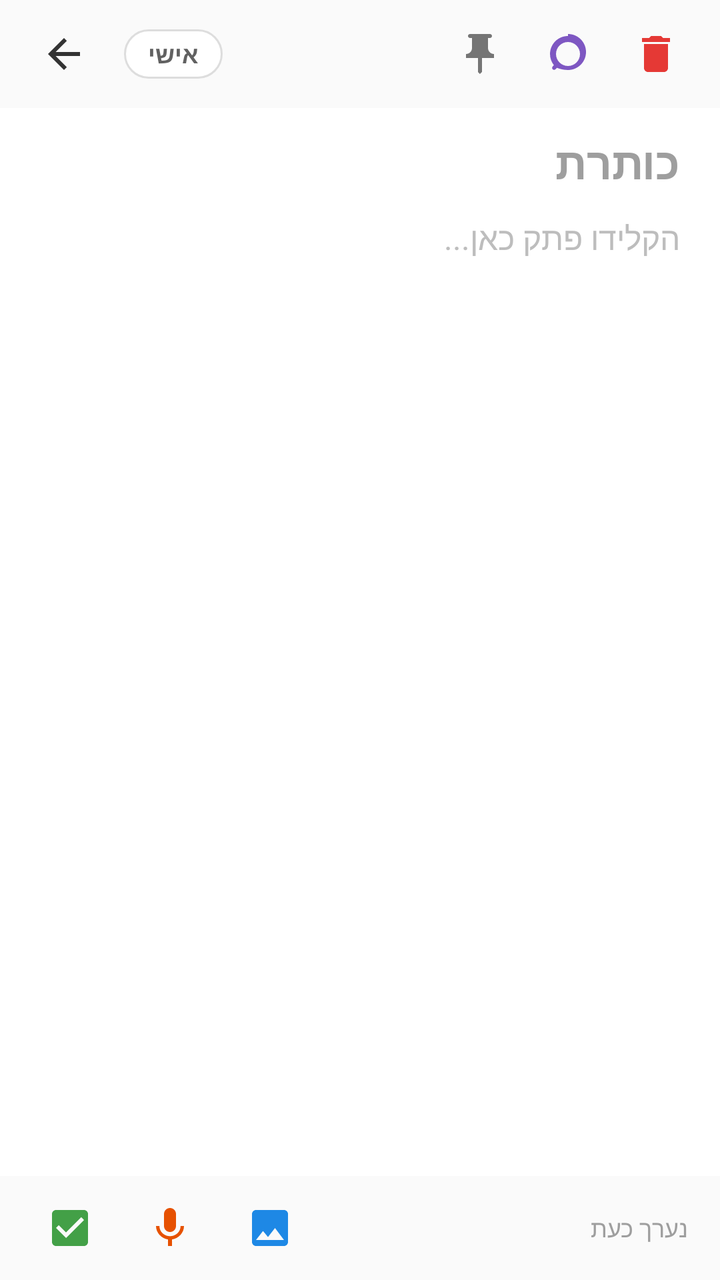
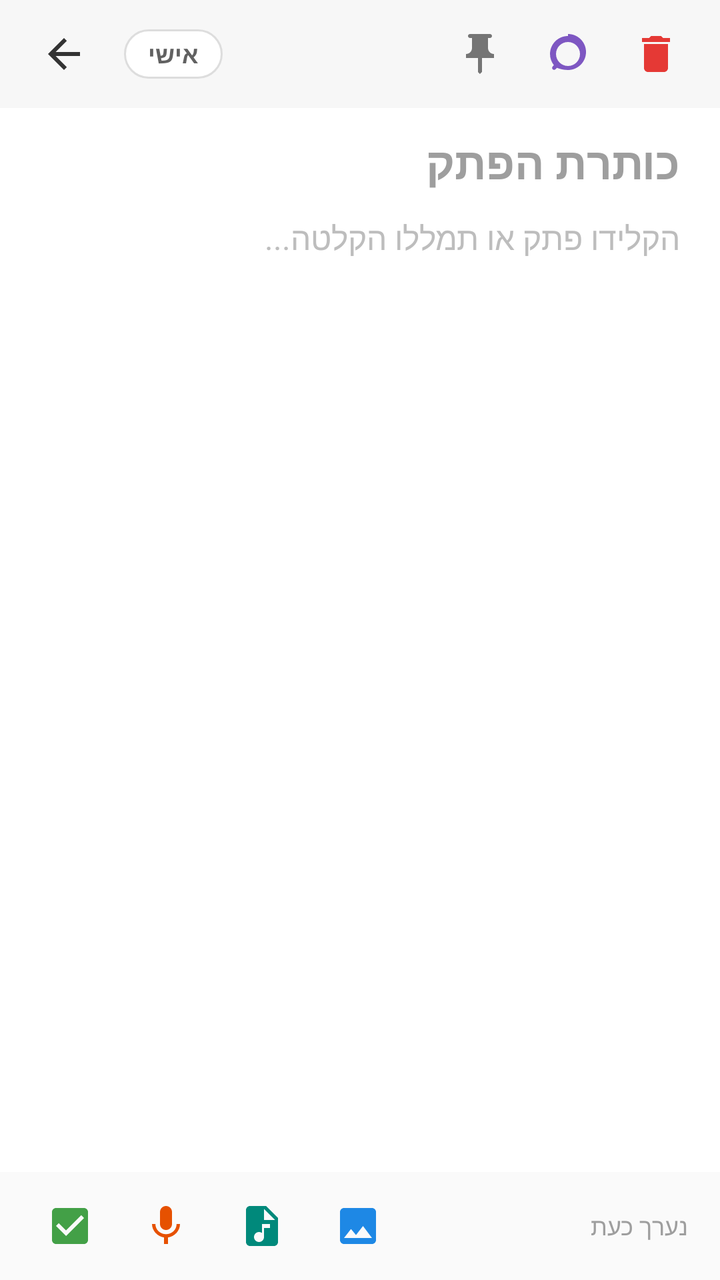

An Android layout rendered at two revisions. The XML below is the earlier revision; the diff shows what the commit changed to produce the second picture.
<!-- AndroidManifest.xml: application theme android:Theme.Material.Light.NoActionBar -->
<!-- res/layout/activity_note_edit.xml -->
<RelativeLayout xmlns:android="http://schemas.android.com/apk/res/android"
    android:id="@+id/edit_root_layout"
    android:layout_width="match_parent"
    android:layout_height="match_parent"
    android:background="@color/note_color_white">

    
    <LinearLayout
        android:id="@+id/edit_top_bar"
        android:layout_width="match_parent"
        android:layout_height="54dp"
        android:background="#05000000"
        android:gravity="center_vertical"
        android:orientation="horizontal"
        android:paddingStart="12dp"
        android:paddingEnd="12dp">

        <ImageView
            android:id="@+id/btn_back"
            android:layout_width="40dp"
            android:layout_height="40dp"
            android:background="?android:attr/selectableItemBackgroundBorderless"
            android:contentDescription="חזרה"
            android:padding="8dp"
            android:src="@drawable/ic_back" />

        <TextView
            android:id="@+id/tv_folder_badge"
            android:layout_width="wrap_content"
            android:layout_height="wrap_content"
            android:layout_marginStart="10dp"
            android:background="@drawable/bg_chip_normal"
            android:paddingStart="12dp"
            android:paddingTop="4dp"
            android:paddingEnd="12dp"
            android:paddingBottom="4dp"
            android:text="@string/folder_personal"
            android:textColor="#616161"
            android:textSize="12sp"
            android:textStyle="bold" />

        <View
            android:layout_width="0dp"
            android:layout_height="match_parent"
            android:layout_weight="1" />

        <ImageView
            android:id="@+id/btn_pin_note"
            android:layout_width="40dp"
            android:layout_height="40dp"
            android:background="?android:attr/selectableItemBackgroundBorderless"
            android:contentDescription="@string/pin"
            android:padding="8dp"
            android:src="@drawable/ic_pin" />

        <ImageView
            android:id="@+id/btn_color_picker"
            android:layout_width="40dp"
            android:layout_height="40dp"
            android:layout_marginStart="4dp"
            android:background="?android:attr/selectableItemBackgroundBorderless"
            android:contentDescription="בחר צבע"
            android:padding="8dp"
            android:src="@drawable/ic_color" />

        <ImageView
            android:id="@+id/btn_delete_note"
            android:layout_width="40dp"
            android:layout_height="40dp"
            android:layout_marginStart="4dp"
            android:background="?android:attr/selectableItemBackgroundBorderless"
            android:contentDescription="@string/delete"
            android:padding="8dp"
            android:src="@drawable/ic_delete" />
    </LinearLayout>

    
    <ScrollView
        android:layout_width="match_parent"
        android:layout_height="match_parent"
        android:layout_above="@+id/edit_bottom_tools"
        android:layout_below="@+id/edit_top_bar"
        android:fillViewport="true">

        <LinearLayout
            android:layout_width="match_parent"
            android:layout_height="wrap_content"
            android:orientation="vertical"
            android:paddingStart="20dp"
            android:paddingTop="12dp"
            android:paddingEnd="20dp"
            android:paddingBottom="30dp">

            
            <FrameLayout
                android:id="@+id/image_preview_container"
                android:layout_width="match_parent"
                android:layout_height="220dp"
                android:layout_marginBottom="12dp"
                android:visibility="gone">

                <ImageView
                    android:id="@+id/iv_note_image"
                    android:layout_width="match_parent"
                    android:layout_height="match_parent"
                    android:adjustViewBounds="true"
                    android:scaleType="centerCrop" />

                <ImageView
                    android:id="@+id/btn_remove_image"
                    android:layout_width="36dp"
                    android:layout_height="36dp"
                    android:layout_gravity="top|end"
                    android:layout_margin="8dp"
                    android:background="#AA000000"
                    android:padding="8dp"
                    android:src="@drawable/ic_delete" />
            </FrameLayout>

            
            <LinearLayout
                android:id="@+id/audio_player_container"
                android:layout_width="match_parent"
                android:layout_height="wrap_content"
                android:layout_marginBottom="14dp"
                android:background="@drawable/bg_card_rounded"
                android:gravity="center_vertical"
                android:orientation="horizontal"
                android:padding="10dp"
                android:visibility="gone">

                <ImageView
                    android:id="@+id/btn_play_audio"
                    android:layout_width="42dp"
                    android:layout_height="42dp"
                    android:background="?android:attr/selectableItemBackgroundBorderless"
                    android:padding="6dp"
                    android:src="@drawable/ic_play" />

                <LinearLayout
                    android:layout_width="0dp"
                    android:layout_height="wrap_content"
                    android:layout_marginStart="8dp"
                    android:layout_marginEnd="8dp"
                    android:layout_weight="1"
                    android:orientation="vertical">

                    <TextView
                        android:id="@+id/tv_audio_title"
                        android:layout_width="wrap_content"
                        android:layout_height="wrap_content"
                        android:text="הקלטה קולית שמורה"
                        android:textColor="#333333"
                        android:textSize="14sp"
                        android:textStyle="bold" />

                    <TextView
                        android:id="@+id/tv_audio_status"
                        android:layout_width="wrap_content"
                        android:layout_height="wrap_content"
                        android:layout_marginTop="2dp"
                        android:text="לחצו לניגון שמע"
                        android:textColor="#757575"
                        android:textSize="12sp" />
                </LinearLayout>

                <ImageView
                    android:id="@+id/btn_remove_audio"
                    android:layout_width="36dp"
                    android:layout_height="36dp"
                    android:background="?android:attr/selectableItemBackgroundBorderless"
                    android:padding="6dp"
                    android:src="@drawable/ic_delete" />
            </LinearLayout>

            
            <EditText
                android:id="@+id/edit_title"
                android:layout_width="match_parent"
                android:layout_height="wrap_content"
                android:background="@null"
                android:hint="@string/note_title_hint"
                android:inputType="textCapSentences|textMultiLine"
                android:maxLines="3"
                android:textColor="#1A1A1A"
                android:textColorHint="#9E9E9E"
                android:textSize="22sp"
                android:textStyle="bold" />

            
            <EditText
                android:id="@+id/edit_body"
                android:layout_width="match_parent"
                android:layout_height="wrap_content"
                android:layout_marginTop="12dp"
                android:background="@null"
                android:gravity="top|start"
                android:hint="@string/note_body_hint"
                android:inputType="textMultiLine"
                android:lineSpacingExtra="4dp"
                android:minLines="6"
                android:textColor="#333333"
                android:textColorHint="#BDBDBD"
                android:textSize="16sp" />

            
            <LinearLayout
                android:id="@+id/checklist_items_container"
                android:layout_width="match_parent"
                android:layout_height="wrap_content"
                android:layout_marginTop="10dp"
                android:orientation="vertical"
                android:visibility="gone" />

            
            <TextView
                android:id="@+id/btn_add_checklist_row"
                android:layout_width="wrap_content"
                android:layout_height="wrap_content"
                android:layout_marginTop="8dp"
                android:drawableStart="@drawable/ic_check"
                android:drawablePadding="8dp"
                android:gravity="center_vertical"
                android:padding="8dp"
                android:text="+ הוסף שורת משימה"
                android:textColor="@color/primary_dark"
                android:textSize="14sp"
                android:visibility="gone" />

        </LinearLayout>
    </ScrollView>

    
    <LinearLayout
        android:id="@+id/edit_bottom_tools"
        android:layout_width="match_parent"
        android:layout_height="52dp"
        android:layout_alignParentBottom="true"
        android:background="#FAFAFA"
        android:gravity="center_vertical"
        android:orientation="horizontal"
        android:paddingStart="16dp"
        android:paddingEnd="16dp">

        <ImageView
            android:id="@+id/btn_tool_checklist"
            android:layout_width="38dp"
            android:layout_height="38dp"
            android:background="?android:attr/selectableItemBackgroundBorderless"
            android:contentDescription="@string/add_checklist"
            android:padding="7dp"
            android:src="@drawable/ic_check" />

        <ImageView
            android:id="@+id/btn_tool_mic"
            android:layout_width="38dp"
            android:layout_height="38dp"
            android:layout_marginStart="12dp"
            android:background="?android:attr/selectableItemBackgroundBorderless"
            android:contentDescription="@string/record_audio"
            android:padding="7dp"
            android:src="@drawable/ic_mic" />

        <ImageView
            android:id="@+id/btn_tool_image"
            android:layout_width="38dp"
            android:layout_height="38dp"
            android:layout_marginStart="12dp"
            android:background="?android:attr/selectableItemBackgroundBorderless"
            android:contentDescription="@string/add_image"
            android:padding="7dp"
            android:src="@drawable/ic_image" />

        <View
            android:layout_width="0dp"
            android:layout_height="match_parent"
            android:layout_weight="1" />

        <TextView
            android:id="@+id/tv_last_edited"
            android:layout_width="wrap_content"
            android:layout_height="wrap_content"
            android:text="נערך כעת"
            android:textColor="#9E9E9E"
            android:textSize="12sp" />
    </LinearLayout>

</RelativeLayout>
<!-- resources referenced by this layout -->
<resources>
  <color name="note_color_white">#FFFFFF</color>
  <color name="primary_dark">#F57C00</color>
  <!-- drawable bg_card_rounded (drawable) -->
  <shape xmlns:android="http://schemas.android.com/apk/res/android"
      android:shape="rectangle">
      <solid android:color="#FFFFFF" />
      <corners android:radius="14dp" />
      <stroke android:width="1dp" android:color="#E2E2E2" />
  </shape>
  <!-- drawable bg_chip_normal (drawable) -->
  <shape xmlns:android="http://schemas.android.com/apk/res/android"
      android:shape="rectangle">
      <solid android:color="#FFFFFF" />
      <corners android:radius="16dp" />
      <stroke android:width="1dp" android:color="#DDDDDD" />
  </shape>
  <!-- drawable ic_back (drawable) -->
  <vector xmlns:android="http://schemas.android.com/apk/res/android"
      android:width="24dp"
      android:height="24dp"
      android:viewportWidth="24"
      android:viewportHeight="24">
      <path
          android:fillColor="#333333"
          android:pathData="M20,11H7.83l5.59,-5.59L12,4l-8,8 8,8 1.41,-1.41L7.83,13H20v-2z"/>
  </vector>
  <!-- drawable ic_delete (drawable) -->
  <vector xmlns:android="http://schemas.android.com/apk/res/android"
      android:width="24dp"
      android:height="24dp"
      android:viewportWidth="24"
      android:viewportHeight="24">
      <path
          android:fillColor="#E53935"
          android:pathData="M6,19c0,1.1 0.9,2 2,2h8c1.1,0 2,-0.9 2,-2V7H6v12zM19,4h-3.5l-1,-1h-5l-1,1H5v2h14V4z"/>
  </vector>
  <!-- drawable ic_image (drawable) -->
  <vector xmlns:android="http://schemas.android.com/apk/res/android"
      android:width="24dp"
      android:height="24dp"
      android:viewportWidth="24"
      android:viewportHeight="24">
      <path
          android:fillColor="#1E88E5"
          android:pathData="M21,19V5c0,-1.1 -0.9,-2 -2,-2H5c-1.1,0 -2,0.9 -2,2v14c0,1.1 0.9,2 2,2h14c1.1,0 2,-0.9 2,-2zM8.5,13.5l2.5,3.01L14.5,12l4.5,6H5l3.5,-4.5z"/>
  </vector>
  <!-- drawable ic_play (drawable) -->
  <vector xmlns:android="http://schemas.android.com/apk/res/android"
      android:width="24dp"
      android:height="24dp"
      android:viewportWidth="24"
      android:viewportHeight="24">
      <path
          android:fillColor="#FF9800"
          android:pathData="M8,5v14l11,-7z"/>
  </vector>
  <string name="add_checklist">רשימת משימות</string>
  <string name="add_image">הוספת תמונה</string>
  <string name="delete">מחק</string>
  <string name="folder_personal">אישי</string>
  <string name="note_body_hint">הקלידו פתק כאן...</string>
  <string name="note_title_hint">כותרת</string>
  <string name="pin">הצמד</string>
  <string name="record_audio">הקלטה קולית</string>
  <!-- unchanged entries left out for length: 4 -->
</resources>

<!-- the commit's change to res/layout/activity_note_edit.xml (unified diff, before → after) -->
@@ -9,7 +9,7 @@
         android:id="@+id/edit_top_bar"
         android:layout_width="match_parent"
         android:layout_height="54dp"
-        android:background="#05000000"
+        android:background="#08000000"
         android:gravity="center_vertical"
         android:orientation="horizontal"
         android:paddingStart="12dp"
@@ -149,8 +149,10 @@
                         android:id="@+id/tv_audio_title"
                         android:layout_width="wrap_content"
                         android:layout_height="wrap_content"
-                        android:text="הקלטה קולית שמורה"
-                        android:textColor="#333333"
+                        android:ellipsize="middle"
+                        android:singleLine="true"
+                        android:text="קובץ שמע / הקלטה"
+                        android:textColor="#212121"
                         android:textSize="14sp"
                         android:textStyle="bold" />
 
@@ -159,16 +161,27 @@
                         android:layout_width="wrap_content"
                         android:layout_height="wrap_content"
                         android:layout_marginTop="2dp"
-                        android:text="לחצו לניגון שמע"
+                        android:text="לחצו לניגון או לתמלול מחדש"
                         android:textColor="#757575"
                         android:textSize="12sp" />
                 </LinearLayout>
 
                 <ImageView
+                    android:id="@+id/btn_transcribe_audio_file"
+                    android:layout_width="38dp"
+                    android:layout_height="38dp"
+                    android:background="?android:attr/selectableItemBackgroundBorderless"
+                    android:contentDescription="תמלל קובץ שמע"
+                    android:padding="7dp"
+                    android:src="@drawable/ic_transcribe" />
+
+                <ImageView
                     android:id="@+id/btn_remove_audio"
                     android:layout_width="36dp"
                     android:layout_height="36dp"
+                    android:layout_marginStart="4dp"
                     android:background="?android:attr/selectableItemBackgroundBorderless"
+                    android:contentDescription="הסר שמע"
                     android:padding="6dp"
                     android:src="@drawable/ic_delete" />
             </LinearLayout>
@@ -197,7 +210,7 @@
                 android:gravity="top|start"
                 android:hint="@string/note_body_hint"
                 android:inputType="textMultiLine"
-                android:lineSpacingExtra="4dp"
+                android:lineSpacingExtra="5dp"
                 android:minLines="6"
                 android:textColor="#333333"
                 android:textColorHint="#BDBDBD"
@@ -234,7 +247,7 @@
     <LinearLayout
         android:id="@+id/edit_bottom_tools"
         android:layout_width="match_parent"
-        android:layout_height="52dp"
+        android:layout_height="54dp"
         android:layout_alignParentBottom="true"
         android:background="#FAFAFA"
         android:gravity="center_vertical"
@@ -255,17 +268,27 @@
             android:id="@+id/btn_tool_mic"
             android:layout_width="38dp"
             android:layout_height="38dp"
-            android:layout_marginStart="12dp"
+            android:layout_marginStart="10dp"
             android:background="?android:attr/selectableItemBackgroundBorderless"
             android:contentDescription="@string/record_audio"
             android:padding="7dp"
             android:src="@drawable/ic_mic" />
 
         <ImageView
+            android:id="@+id/btn_tool_audio_file"
+            android:layout_width="38dp"
+            android:layout_height="38dp"
+            android:layout_marginStart="10dp"
+            android:background="?android:attr/selectableItemBackgroundBorderless"
+            android:contentDescription="@string/attach_audio"
+            android:padding="7dp"
+            android:src="@drawable/ic_audio_file" />
+
+        <ImageView
             android:id="@+id/btn_tool_image"
             android:layout_width="38dp"
             android:layout_height="38dp"
-            android:layout_marginStart="12dp"
+            android:layout_marginStart="10dp"
             android:background="?android:attr/selectableItemBackgroundBorderless"
             android:contentDescription="@string/add_image"
             android:padding="7dp"
<!-- resource entries referenced after the edit -->
@@ -16,6 +16,16 @@
       <corners android:radius="16dp" />
       <stroke android:width="1dp" android:color="#DDDDDD" />
   </shape>
+  <!-- drawable ic_audio_file (drawable) -->
+  <vector xmlns:android="http://schemas.android.com/apk/res/android"
+      android:width="24dp"
+      android:height="24dp"
+      android:viewportWidth="24"
+      android:viewportHeight="24">
+      <path
+          android:fillColor="#00897B"
+          android:pathData="M14,2H6c-1.1,0 -2,0.9 -2,2v16c0,1.1 0.9,2 2,2h12c1.1,0 2,-0.9 2,-2V8l-6,-6zm2,11h-3v4.5c0,1.38 -1.12,2.5 -2.5,2.5S8,18.88 8,17.5 9.12,15 10.5,15c0.57,0 1.08,0.19 1.5,0.51V11h4v2zm-3,-7V3.5L18.5,9H13z"/>
+  </vector>
   <!-- drawable ic_back (drawable) -->
   <vector xmlns:android="http://schemas.android.com/apk/res/android"
       android:width="24dp"
@@ -56,14 +66,25 @@
           android:fillColor="#FF9800"
           android:pathData="M8,5v14l11,-7z"/>
   </vector>
+  <!-- drawable ic_transcribe (drawable) -->
+  <vector xmlns:android="http://schemas.android.com/apk/res/android"
+      android:width="24dp"
+      android:height="24dp"
+      android:viewportWidth="24"
+      android:viewportHeight="24">
+      <path
+          android:fillColor="#1565C0"
+          android:pathData="M19,2H5c-1.11,0 -2,0.9 -2,2v14c0,1.1 0.89,2 2,2h4l3,3 3,-3h4c1.1,0 2,-0.9 2,-2V4c0,-1.1 -0.9,-2 -2,-2zm-5,12H7v-2h7v2zm3,-4H7V8h10v2z"/>
+  </vector>
   <string name="add_checklist">רשימת משימות</string>
   <string name="add_image">הוספת תמונה</string>
+  <string name="attach_audio">הוספת קובץ שמע</string>
   <string name="delete">מחק</string>
   <string name="folder_personal">אישי</string>
-  <string name="note_body_hint">הקלידו פתק כאן...</string>
-  <string name="note_title_hint">כותרת</string>
+  <string name="note_body_hint">הקלידו פתק או תמללו הקלטה...</string>
+  <string name="note_title_hint">כותרת הפתק</string>
   <string name="pin">הצמד</string>
-  <string name="record_audio">הקלטה קולית</string>
+  <string name="record_audio">תמלול והקלטה קולית</string>
   <!-- unchanged entries left out for length: 4 -->
 </resources>
 
